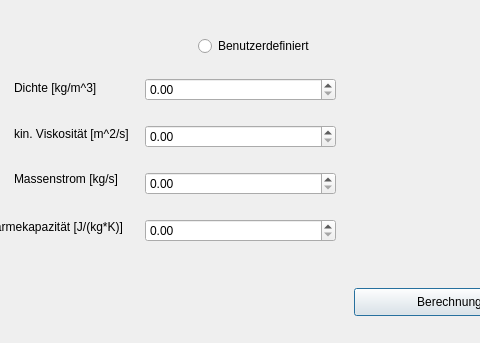
The window that src/dateneingabe.ui (maxiimilian/btube) describes before a commit, drawn with Qt 5; both pictures show x 226 to 706 and y 342 to 685 of the 841 by 685 pixel window.
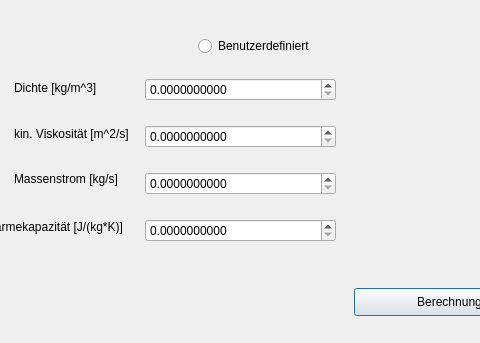
The same window after the commit.

Commit message: Dezimalstellen der Eingabewerte auf 10 erhöht.

```diff
--- a/src/dateneingabe.ui
+++ b/src/dateneingabe.ui
@@ -208,19 +208,43 @@
    <layout class="QVBoxLayout" name="verticalLayout">
     <item>
      <widget class="QDoubleSpinBox" name="Dichte">
+      <property name="decimals">
+       <number>10</number>
+      </property>
       <property name="maximum">
        <double>2000.000000000000000</double>
       </property>
      </widget>
     </item>
     <item>
-     <widget class="QDoubleSpinBox" name="Viskositaet"/>
+     <widget class="QDoubleSpinBox" name="Viskositaet">
+      <property name="decimals">
+       <number>10</number>
+      </property>
+      <property name="maximum">
+       <double>1000.000000000000000</double>
+      </property>
+     </widget>
     </item>
     <item>
-     <widget class="QDoubleSpinBox" name="Massenstrom"/>
+     <widget class="QDoubleSpinBox" name="Massenstrom">
+      <property name="decimals">
+       <number>10</number>
+      </property>
+      <property name="maximum">
+       <double>10000.000000000000000</double>
+      </property>
+     </widget>
     </item>
     <item>
-     <widget class="QDoubleSpinBox" name="cpwert"/>
+     <widget class="QDoubleSpinBox" name="cpwert">
+      <property name="decimals">
+       <number>10</number>
+      </property>
+      <property name="maximum">
+       <double>1000.000000000000000</double>
+      </property>
+     </widget>
     </item>
    </layout>
   </widget>
```
